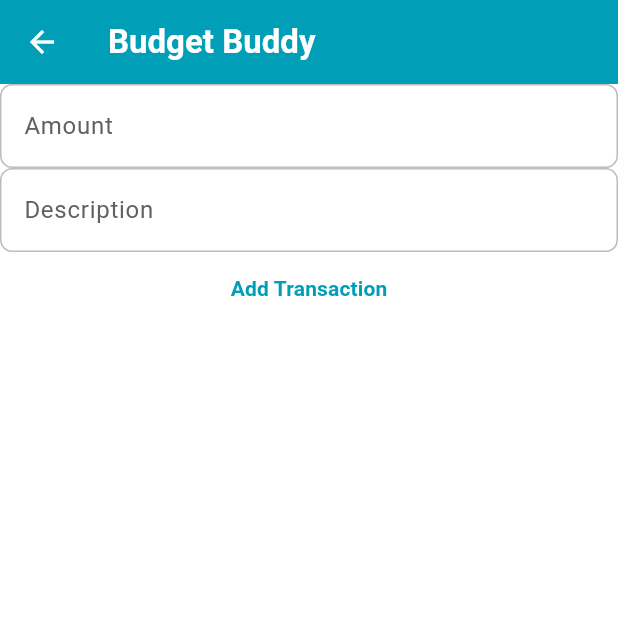
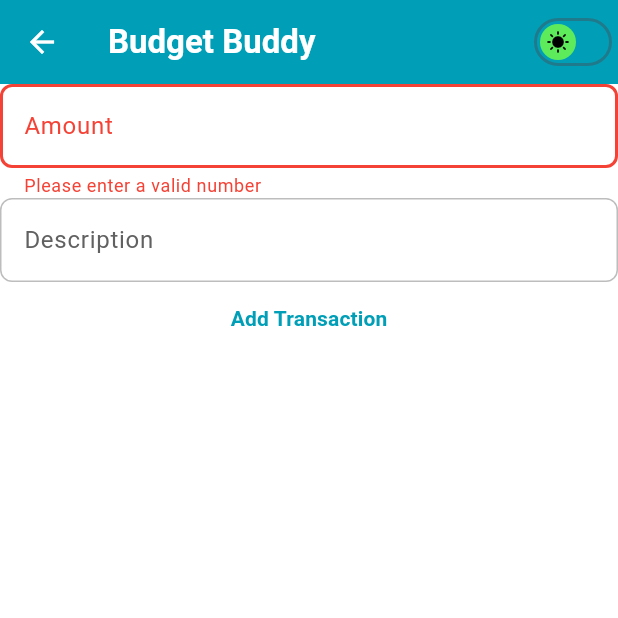
Before and after one commit to jgopie/budget_buddy_frontend, a Flutter app: the AddTransactionScreen screen opened directly with empty values, after a tap on "Add Transaction", on a phone screen of 412 x 824 dp, the top half of it. Run offline on Flutter 3.47's test engine with Material 3 defaults, Android fonts, the light colour scheme and no system bars; our stand-ins replace dio, flutter_riverpod, flutter_secure_storage, freezed_annotation, go_router, riverpod_annotation; accounts and stored records are empty; generated files the repository leaves out were written again.

Commit message:
Add theme mode provider and implement theme toggle functionality; update UI to support theme changes

```diff
--- a/lib/components/budget_buddy_appbar.component.dart
+++ b/lib/components/budget_buddy_appbar.component.dart
@@ -1,15 +1,48 @@
+import 'package:budget_buddy_frontend/apptheme.dart';
+import 'package:budget_buddy_frontend/providers/theme_mode.provider.dart'
+    as theme_provider;
 import 'package:flutter/material.dart';
+import 'package:flutter_riverpod/flutter_riverpod.dart';
 
-class BudgetBuddyAppbar extends StatelessWidget implements PreferredSizeWidget {
+class BudgetBuddyAppbar extends ConsumerWidget implements PreferredSizeWidget {
   const BudgetBuddyAppbar({super.key});
 
   @override
   Size get preferredSize => const Size.fromHeight(kToolbarHeight);
 
   @override
-  Widget build(BuildContext context) {
+  Widget build(BuildContext context, WidgetRef ref) {
+    bool is_dark_mode = Theme.of(context).brightness == Brightness.dark;
     return AppBar(
       title: Text('Budget Buddy'),
+      actions: [
+        Switch(
+          inactiveTrackColor: AppTheme.lightBlue,
+          inactiveThumbColor: AppTheme.green,
+          activeTrackColor: Color(0xFF121212),
+          thumbColor: WidgetStatePropertyAll<Color>(AppTheme.green),
+          thumbIcon: !is_dark_mode
+              ? WidgetStatePropertyAll<Icon>(
+                  Icon(
+                    Icons.sunny,
+                    color: AppTheme.black,
+                  ),
+                )
+              : WidgetStatePropertyAll<Icon>(
+                  Icon(
+                    Icons.nightlight_round,
+                    color: AppTheme.black,
+                  ),
+                ),
+          trackOutlineColor: !is_dark_mode
+              ? WidgetStatePropertyAll<Color>(AppTheme.darkBlue)
+              : WidgetStatePropertyAll<Color>(AppTheme.white),
+          value: is_dark_mode,
+          onChanged: (is_on) {
+            ref.read(theme_provider.themeProvider.notifier).toggle();
+          },
+        ),
+      ],
     );
   }
 }
--- a/lib/constants.dart
+++ b/lib/constants.dart
@@ -5,3 +5,7 @@ const auto_endpoint = "/api/autoLogin";
 const email = "email";
 const accounts_endpoint = "/api/accounts";
 const transactions_endpoint = "/api/transactions";
+
+const theme = "theme";
+const darkTheme = "dark";
+const lightTheme = "light";
--- a/lib/main.dart
+++ b/lib/main.dart
@@ -1,5 +1,6 @@
 import 'package:budget_buddy_frontend/apptheme.dart';
 import 'package:budget_buddy_frontend/dto/account.dto.dart';
+import 'package:budget_buddy_frontend/providers/theme_mode.provider.dart';
 import 'package:budget_buddy_frontend/screens/account_detail_screen.dart';
 import 'package:budget_buddy_frontend/screens/add_account_screen.dart';
 import 'package:budget_buddy_frontend/screens/add_transaction_screen.dart';
@@ -52,16 +53,17 @@ final _router = GoRouter(
   ],
 );
 
-class MainApp extends StatelessWidget {
+class MainApp extends ConsumerWidget {
   const MainApp({super.key});
 
   @override
-  Widget build(BuildContext context) {
+  Widget build(BuildContext context, WidgetRef ref) {
+    final theme = ref.watch(themeProvider);
     return MaterialApp.router(
       routerConfig: _router,
       theme: AppTheme.lightTheme,
       darkTheme: AppTheme.darkTheme,
-      themeMode: ThemeMode.system,
+      themeMode: theme,
     );
   }
 }
--- a/lib/screens/add_transaction_screen.dart
+++ b/lib/screens/add_transaction_screen.dart
@@ -33,22 +33,40 @@ class _AddTransactionScreenState extends ConsumerState<AddTransactionScreen> {
     super.dispose();
   }
 
+  final _formKey = GlobalKey<FormState>();
+
   @override
   Widget build(BuildContext context) {
     return Scaffold(
       appBar: BudgetBuddyAppbar(),
-      body: Column(
+      body: Form(
+        key: _formKey,
+        child: Column(
           children: [
-          TextField(
+            TextFormField(
               controller: _amount_controller,
               decoration: InputDecoration(labelText: 'Amount'),
+              validator: (value) {
+                if (double.tryParse(value!) == null) {
+                  return 'Please enter a valid number';
+                }
+                return null;
+              },
+              autovalidateMode: AutovalidateMode.onUnfocus,
             ),
-          TextField(
+            TextFormField(
               controller: _description_controller,
               decoration: InputDecoration(labelText: 'Description'),
             ),
             TextButton(
               onPressed: () {
+                if (_formKey.currentState!.validate()) {
+                  ScaffoldMessenger.of(context).showSnackBar(
+                    SnackBar(
+                      content: Text('Invalid Input'),
+                    ),
+                  );
+                }
                 AddTransaction new_transaction = AddTransaction(
                   user_id: ref.watch(userAccountInformationProvider)!.id,
                   account_id: widget.account_id,
@@ -64,6 +82,7 @@ class _AddTransactionScreenState extends ConsumerState<AddTransactionScreen> {
             ),
           ],
         ),
+      ),
     );
   }
 }
```
Also changed, not shown: lib/providers/accounts.provider.dart (+23 -1 lines), lib/providers/theme_mode.provider.dart (added, +40 -0 lines), 4 other files. Lines whose indentation alone changed are shown as unchanged.
